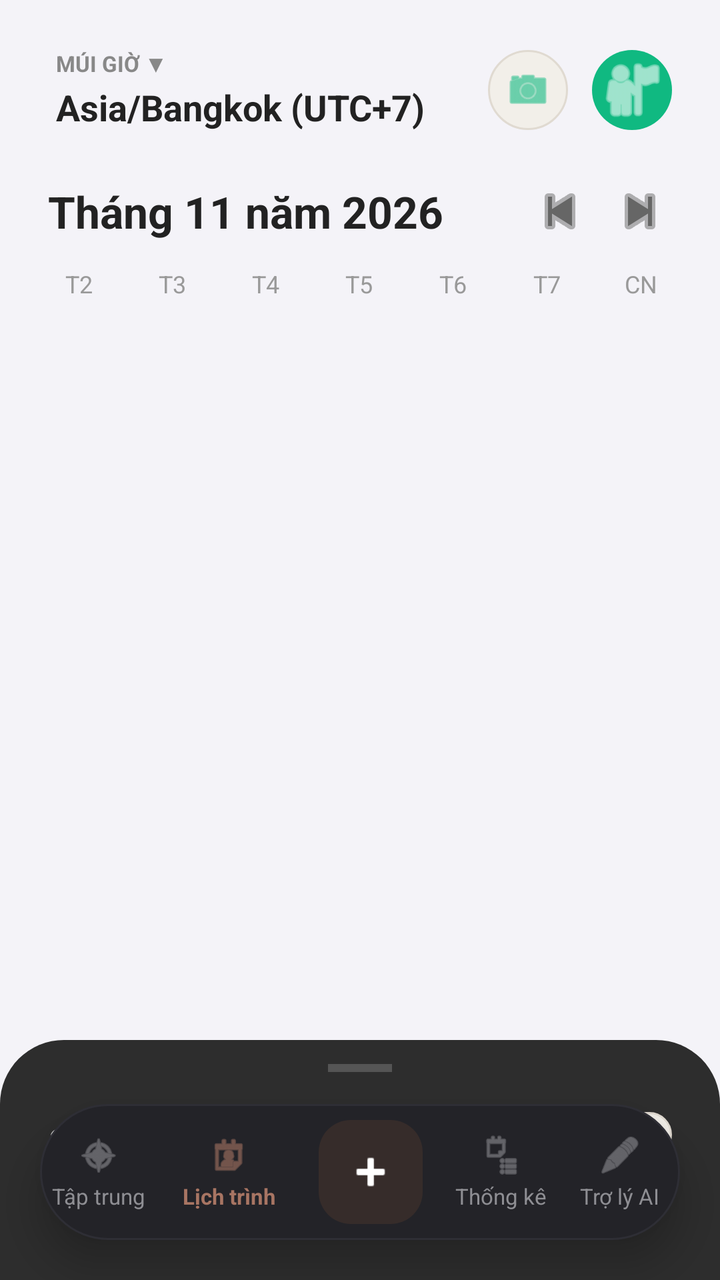
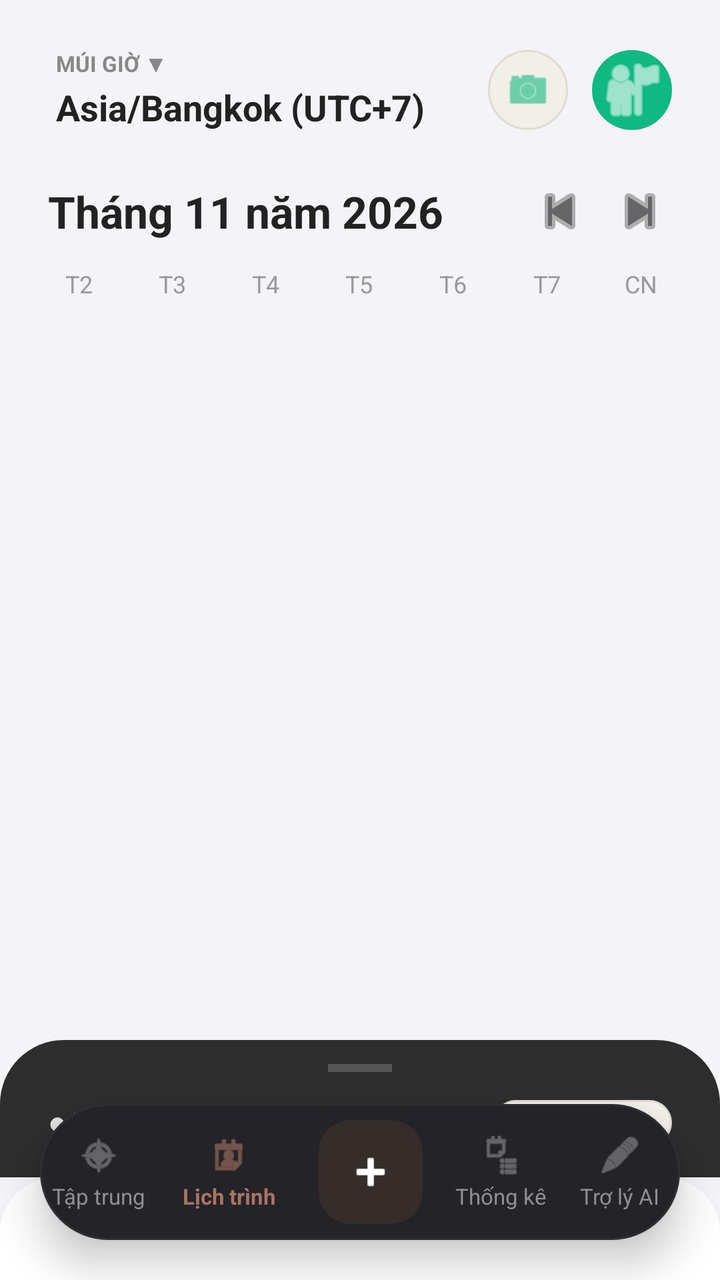

Compare the two renders of this Android layout. The source of the first and the diff that turns it into the second are given below.
<!-- AndroidManifest.xml: application theme Theme.MyApplication -->
<!-- res/layout/activity_home.xml -->
<?xml version="1.0" encoding="utf-8"?>
<androidx.coordinatorlayout.widget.CoordinatorLayout
    xmlns:android="http://schemas.android.com/apk/res/android"
    xmlns:app="http://schemas.android.com/apk/res-auto"
    xmlns:tools="http://schemas.android.com/tools"
    android:layout_width="match_parent"
    android:layout_height="match_parent"
    android:background="#F4F3F8"
    tools:context=".ui.main.MainActivity">

    
    <androidx.core.widget.NestedScrollView
        android:id="@+id/scrollCalendar"
        android:layout_width="match_parent"
        android:layout_height="match_parent"
        android:clipToPadding="false"
        android:paddingBottom="220dp"
        android:fillViewport="true">

        <androidx.constraintlayout.widget.ConstraintLayout
            android:layout_width="match_parent"
            android:layout_height="wrap_content">

            
            <LinearLayout
                android:id="@+id/layoutTimeZone"
                android:layout_width="wrap_content"
                android:layout_height="wrap_content"
                android:layout_marginStart="24dp"
                android:layout_marginTop="20dp"
                android:background="?attr/selectableItemBackground"
                android:clickable="true"
                android:focusable="true"
                android:orientation="vertical"
                android:padding="4dp"
                app:layout_constraintStart_toStartOf="parent"
                app:layout_constraintTop_toTopOf="parent">

                <TextView
                    android:id="@+id/tvTimeZoneLabel"
                    android:layout_width="wrap_content"
                    android:layout_height="wrap_content"
                    android:text="MÚI GIỜ ▼"
                    android:textColor="#888888"
                    android:textSize="11sp"
                    android:textStyle="bold" />

                <TextView
                    android:id="@+id/tvTimeZoneValue"
                    android:layout_width="wrap_content"
                    android:layout_height="wrap_content"
                    android:layout_marginTop="2dp"
                    android:text="Asia/Bangkok (UTC+7)"
                    android:textColor="#222222"
                    android:textSize="18sp"
                    android:textStyle="bold" />
            </LinearLayout>

            
            <ImageView
                android:id="@+id/btnScanSchedule"
                android:layout_width="40dp"
                android:layout_height="40dp"
                android:layout_marginEnd="12dp"
                android:background="@drawable/bg_pill_light"
                android:padding="8dp"
                android:src="@android:drawable/ic_menu_camera"
                app:tint="#10B981"
                app:layout_constraintBottom_toBottomOf="@id/layoutTimeZone"
                app:layout_constraintEnd_toStartOf="@id/imgAvatar"
                app:layout_constraintTop_toTopOf="@id/layoutTimeZone" />

            
            <ImageView
                android:id="@+id/imgAvatar"
                android:layout_width="40dp"
                android:layout_height="40dp"
                android:layout_marginEnd="24dp"
                android:background="@drawable/bg_circle_teal"
                android:padding="2dp"
                android:src="@android:drawable/ic_menu_myplaces"
                app:tint="#FFFFFF"
                app:layout_constraintBottom_toBottomOf="@id/layoutTimeZone"
                app:layout_constraintEnd_toEndOf="parent"
                app:layout_constraintTop_toTopOf="@id/layoutTimeZone" />

            
            <androidx.constraintlayout.widget.ConstraintLayout
                android:id="@+id/layoutMonthNav"
                android:layout_width="match_parent"
                android:layout_height="wrap_content"
                android:layout_marginTop="20dp"
                app:layout_constraintTop_toBottomOf="@id/layoutTimeZone">

                <TextView
                    android:id="@+id/tvMonthYear"
                    android:layout_width="wrap_content"
                    android:layout_height="wrap_content"
                    android:layout_marginStart="24dp"
                    android:text="Tháng 11 năm 2026"
                    android:textColor="#222222"
                    android:textSize="22sp"
                    android:textStyle="bold"
                    app:layout_constraintBottom_toBottomOf="parent"
                    app:layout_constraintStart_toStartOf="parent"
                    app:layout_constraintTop_toTopOf="parent" />

                <ImageButton
                    android:id="@+id/btnPrevMonth"
                    android:layout_width="32dp"
                    android:layout_height="32dp"
                    android:layout_marginEnd="8dp"
                    android:background="?attr/selectableItemBackgroundBorderless"
                    android:src="@android:drawable/ic_media_previous"
                    app:tint="#666666"
                    app:layout_constraintBottom_toBottomOf="parent"
                    app:layout_constraintEnd_toStartOf="@id/btnNextMonth"
                    app:layout_constraintTop_toTopOf="parent" />

                <ImageButton
                    android:id="@+id/btnNextMonth"
                    android:layout_width="32dp"
                    android:layout_height="32dp"
                    android:layout_marginEnd="24dp"
                    android:background="?attr/selectableItemBackgroundBorderless"
                    android:src="@android:drawable/ic_media_next"
                    app:tint="#666666"
                    app:layout_constraintBottom_toBottomOf="parent"
                    app:layout_constraintEnd_toEndOf="parent"
                    app:layout_constraintTop_toTopOf="parent" />
            </androidx.constraintlayout.widget.ConstraintLayout>

            
            <androidx.recyclerview.widget.RecyclerView
                android:id="@+id/rvHorizontalCalendar"
                android:layout_width="match_parent"
                android:layout_height="wrap_content"
                android:layout_marginTop="12dp"
                android:paddingStart="16dp"
                android:paddingEnd="16dp"
                android:clipToPadding="false"
                android:orientation="horizontal"
                android:visibility="gone"
                app:layout_constraintTop_toBottomOf="@id/layoutMonthNav" />

            
            <androidx.constraintlayout.widget.ConstraintLayout
                android:id="@+id/layoutFullCalendar"
                android:layout_width="match_parent"
                android:layout_height="wrap_content"
                android:layout_marginTop="12dp"
                app:layout_constraintTop_toBottomOf="@id/layoutMonthNav">

                
                <LinearLayout
                    android:id="@+id/layoutDaysOfWeek"
                    android:layout_width="match_parent"
                    android:layout_height="wrap_content"
                    android:paddingStart="16dp"
                    android:paddingEnd="16dp"
                    android:orientation="horizontal"
                    app:layout_constraintTop_toTopOf="parent">

                    <TextView android:layout_width="0dp" android:layout_height="wrap_content" android:layout_weight="1" android:text="T2" android:gravity="center" android:textSize="12sp" android:textColor="#999999" />
                    <TextView android:layout_width="0dp" android:layout_height="wrap_content" android:layout_weight="1" android:text="T3" android:gravity="center" android:textSize="12sp" android:textColor="#999999" />
                    <TextView android:layout_width="0dp" android:layout_height="wrap_content" android:layout_weight="1" android:text="T4" android:gravity="center" android:textSize="12sp" android:textColor="#999999" />
                    <TextView android:layout_width="0dp" android:layout_height="wrap_content" android:layout_weight="1" android:text="T5" android:gravity="center" android:textSize="12sp" android:textColor="#999999" />
                    <TextView android:layout_width="0dp" android:layout_height="wrap_content" android:layout_weight="1" android:text="T6" android:gravity="center" android:textSize="12sp" android:textColor="#999999" />
                    <TextView android:layout_width="0dp" android:layout_height="wrap_content" android:layout_weight="1" android:text="T7" android:gravity="center" android:textSize="12sp" android:textColor="#999999" />
                    <TextView android:layout_width="0dp" android:layout_height="wrap_content" android:layout_weight="1" android:text="CN" android:gravity="center" android:textSize="12sp" android:textColor="#999999" />
                </LinearLayout>

                
                <androidx.recyclerview.widget.RecyclerView
                    android:id="@+id/rvFullCalendarGrid"
                    android:layout_width="match_parent"
                    android:layout_height="wrap_content"
                    android:layout_marginTop="8dp"
                    android:paddingStart="16dp"
                    android:paddingEnd="16dp"
                    android:nestedScrollingEnabled="false"
                    android:overScrollMode="never"
                    app:layout_constraintTop_toBottomOf="@id/layoutDaysOfWeek" />

            </androidx.constraintlayout.widget.ConstraintLayout>

        </androidx.constraintlayout.widget.ConstraintLayout>
    </androidx.core.widget.NestedScrollView>

    
    <androidx.constraintlayout.widget.ConstraintLayout
        android:id="@+id/layoutAgendaBottomSheet"
        android:layout_width="match_parent"
        android:layout_height="match_parent"
        android:background="@drawable/bg_bottom_sheet"
        app:behavior_peekHeight="120dp"
        app:layout_behavior="com.google.android.material.bottomsheet.BottomSheetBehavior">

        
        <View
            android:id="@+id/dragHandle"
            android:layout_width="32dp"
            android:layout_height="4dp"
            android:layout_marginTop="12dp"
            android:background="#555555"
            app:layout_constraintEnd_toEndOf="parent"
            app:layout_constraintStart_toStartOf="parent"
            app:layout_constraintTop_toTopOf="parent" />

        
        <TextView
            android:id="@+id/tvAgendaDate"
            android:layout_width="wrap_content"
            android:layout_height="wrap_content"
            android:layout_marginStart="24dp"
            android:layout_marginTop="20dp"
            android:text="● Thứ Bảy, 28 Thg 11, 2026"
            android:textColor="#E0E0E0"
            android:textSize="16sp"
            android:textStyle="bold"
            app:layout_constraintStart_toStartOf="parent"
            app:layout_constraintTop_toBottomOf="@id/dragHandle" />

        
        <TextView
            android:id="@+id/tvTasksToday"
            android:layout_width="wrap_content"
            android:layout_height="wrap_content"
            android:layout_marginEnd="24dp"
            android:background="@drawable/bg_pill_light"
            android:paddingStart="12dp"
            android:paddingEnd="12dp"
            android:paddingTop="4dp"
            android:paddingBottom="4dp"
            android:text="0 Task Today"
            android:textColor="#362C2A"
            android:textSize="11sp"
            android:textStyle="bold"
            app:layout_constraintBottom_toBottomOf="@id/tvAgendaDate"
            app:layout_constraintEnd_toEndOf="parent"
            app:layout_constraintTop_toTopOf="@id/tvAgendaDate" />

        
        <androidx.recyclerview.widget.RecyclerView
            android:id="@+id/rvTasks"
            android:layout_width="match_parent"
            android:layout_height="0dp"
            android:layout_marginTop="16dp"
            android:layout_marginBottom="80dp"
            android:paddingStart="16dp"
            android:paddingEnd="16dp"
            android:clipToPadding="false"
            app:layout_constraintBottom_toBottomOf="parent"
            app:layout_constraintTop_toBottomOf="@id/tvAgendaDate" />

    </androidx.constraintlayout.widget.ConstraintLayout>

    
    <LinearLayout
        android:id="@+id/customBottomNav"
        android:layout_width="match_parent"
        android:layout_height="68dp"
        android:layout_gravity="bottom"
        android:layout_marginStart="20dp"
        android:layout_marginEnd="20dp"
        android:layout_marginBottom="20dp"
        android:background="@drawable/bg_bottom_nav_dark"
        android:elevation="12dp"
        android:gravity="center_vertical"
        android:orientation="horizontal">

        
        <LinearLayout
            android:id="@+id/navFocus"
            android:layout_width="0dp"
            android:layout_height="match_parent"
            android:layout_weight="1"
            android:background="?android:attr/selectableItemBackgroundBorderless"
            android:gravity="center"
            android:orientation="vertical">

            <ImageView
                android:layout_width="22dp"
                android:layout_height="22dp"
                android:src="@android:drawable/ic_menu_compass"
                app:tint="#8E8E93" />

            <TextView
                android:layout_width="wrap_content"
                android:layout_height="wrap_content"
                android:layout_marginTop="2dp"
                android:text="Tập trung"
                android:textColor="#8E8E93"
                android:textSize="11sp" />
        </LinearLayout>

        
        <LinearLayout
            android:id="@+id/navAgenda"
            android:layout_width="0dp"
            android:layout_height="match_parent"
            android:layout_weight="1.2"
            android:background="?android:attr/selectableItemBackgroundBorderless"
            android:gravity="center"
            android:orientation="vertical">

            <ImageView
                android:layout_width="22dp"
                android:layout_height="22dp"
                android:src="@android:drawable/ic_menu_my_calendar"
                app:tint="#A87563" />

            <TextView
                android:layout_width="wrap_content"
                android:layout_height="wrap_content"
                android:layout_marginTop="2dp"
                android:text="Lịch trình"
                android:textColor="#A87563"
                android:textSize="11sp"
                android:textStyle="bold" />
        </LinearLayout>

        
        <FrameLayout
            android:layout_width="0dp"
            android:layout_height="match_parent"
            android:layout_weight="1.2"
            android:gravity="center">

            <com.google.android.material.floatingactionbutton.FloatingActionButton
                android:id="@+id/fabAdd"
                android:layout_width="wrap_content"
                android:layout_height="wrap_content"
                android:layout_gravity="center"
                android:backgroundTint="#362C2A"
                android:src="@android:drawable/ic_input_add"
                app:borderWidth="0dp"
                app:elevation="0dp"
                app:fabCustomSize="52dp"
                app:maxImageSize="26dp"
                app:tint="#FFFFFF" />
        </FrameLayout>

        
        <LinearLayout
            android:id="@+id/navProjects"
            android:layout_width="0dp"
            android:layout_height="match_parent"
            android:layout_weight="1"
            android:background="?android:attr/selectableItemBackgroundBorderless"
            android:gravity="center"
            android:orientation="vertical">

            <ImageView
                android:layout_width="22dp"
                android:layout_height="22dp"
                android:src="@android:drawable/ic_menu_agenda"
                app:tint="#8E8E93" />

            <TextView
                android:layout_width="wrap_content"
                android:layout_height="wrap_content"
                android:layout_marginTop="2dp"
                android:text="Thống kê"
                android:textColor="#8E8E93"
                android:textSize="11sp" />
        </LinearLayout>

        
        <LinearLayout
            android:id="@+id/navTimeline"
            android:layout_width="0dp"
            android:layout_height="match_parent"
            android:layout_weight="1"
            android:background="?android:attr/selectableItemBackgroundBorderless"
            android:gravity="center"
            android:orientation="vertical">

            <ImageView
                android:layout_width="22dp"
                android:layout_height="22dp"
                android:src="@android:drawable/ic_menu_edit"
                app:tint="#8E8E93" />

            <TextView
                android:layout_width="wrap_content"
                android:layout_height="wrap_content"
                android:layout_marginTop="2dp"
                android:text="Trợ lý AI"
                android:textColor="#8E8E93"
                android:textSize="11sp" />
        </LinearLayout>

    </LinearLayout>

</androidx.coordinatorlayout.widget.CoordinatorLayout>
<!-- resources referenced by this layout -->
<resources>
  <!-- drawable bg_bottom_nav_dark (drawable) -->
  <?xml version="1.0" encoding="utf-8"?>
  <shape xmlns:android="http://schemas.android.com/apk/res/android">
      <solid android:color="#232328" /> 
      <corners android:radius="100dp" /> 
      <stroke android:width="1dp" android:color="#2E2E35" /> 
  </shape>
  <!-- drawable bg_bottom_sheet (drawable) -->
  <?xml version="1.0" encoding="utf-8"?>
  <shape xmlns:android="http://schemas.android.com/apk/res/android"
      android:shape="rectangle">
      <solid android:color="#2D2D2D" /> 
      <corners
          android:topLeftRadius="32dp"
          android:topRightRadius="32dp" /> 
  </shape>
  <!-- drawable bg_circle_teal (drawable) -->
  <?xml version="1.0" encoding="utf-8"?>
  <shape xmlns:android="http://schemas.android.com/apk/res/android"
      android:shape="oval">
      <solid android:color="#10B981" />
  </shape>
  <!-- drawable bg_pill_light (drawable) -->
  <?xml version="1.0" encoding="utf-8"?>
  <shape xmlns:android="http://schemas.android.com/apk/res/android"
      android:shape="rectangle">
      <corners android:radius="100dp" />
      <solid android:color="#F2EFE9" />
      <stroke android:width="1dp" android:color="#E0DAD1" />
  </shape>
  <style name="Theme.MyApplication" parent="Base.Theme.MyApplication" />
  <style name="Base.Theme.MyApplication" parent="Theme.Material3.DayNight.NoActionBar">
          <item name="android:windowBackground">@color/bg_main</item>
          <item name="android:textColorPrimary">@color/text_primary</item>
          <item name="android:textColorSecondary">@color/text_secondary</item>
      </style>
  <color name="bg_main">#F8F9FA</color>
  <color name="text_primary">#222222</color>
  <color name="text_secondary">#777777</color>
</resources>

<!-- the commit's change to res/layout/activity_home.xml (unified diff, before → after) -->
@@ -192,66 +192,80 @@
         android:id="@+id/layoutAgendaBottomSheet"
         android:layout_width="match_parent"
         android:layout_height="match_parent"
-        android:background="@drawable/bg_bottom_sheet"
+        android:background="@android:color/transparent"
         app:behavior_peekHeight="120dp"
+        app:behavior_expandedOffset="210dp"
         app:layout_behavior="com.google.android.material.bottomsheet.BottomSheetBehavior">
 
         
-        <View
-            android:id="@+id/dragHandle"
-            android:layout_width="32dp"
-            android:layout_height="4dp"
-            android:layout_marginTop="12dp"
-            android:background="#555555"
-            app:layout_constraintEnd_toEndOf="parent"
-            app:layout_constraintStart_toStartOf="parent"
-            app:layout_constraintTop_toTopOf="parent" />
-
-        
-        <TextView
-            android:id="@+id/tvAgendaDate"
-            android:layout_width="wrap_content"
+        <LinearLayout
+            android:id="@+id/layoutSheetHeader"
+            android:layout_width="match_parent"
             android:layout_height="wrap_content"
-            android:layout_marginStart="24dp"
-            android:layout_marginTop="20dp"
-            android:text="● Thứ Bảy, 28 Thg 11, 2026"
-            android:textColor="#E0E0E0"
-            android:textSize="16sp"
-            android:textStyle="bold"
-            app:layout_constraintStart_toStartOf="parent"
-            app:layout_constraintTop_toBottomOf="@id/dragHandle" />
-
-        
-        <TextView
-            android:id="@+id/tvTasksToday"
-            android:layout_width="wrap_content"
-            android:layout_height="wrap_content"
-            android:layout_marginEnd="24dp"
-            android:background="@drawable/bg_pill_light"
-            android:paddingStart="12dp"
-            android:paddingEnd="12dp"
-            android:paddingTop="4dp"
-            android:paddingBottom="4dp"
-            android:text="0 Task Today"
-            android:textColor="#362C2A"
-            android:textSize="11sp"
-            android:textStyle="bold"
-            app:layout_constraintBottom_toBottomOf="@id/tvAgendaDate"
-            app:layout_constraintEnd_toEndOf="parent"
-            app:layout_constraintTop_toTopOf="@id/tvAgendaDate" />
-
-        
-        <androidx.recyclerview.widget.RecyclerView
-            android:id="@+id/rvTasks"
+            android:background="@drawable/bg_bottom_sheet"
+            android:orientation="vertical"
+            android:paddingBottom="16dp"
+            app:layout_constraintTop_toTopOf="parent">
+
+            
+            <View
+                android:id="@+id/dragHandle"
+                android:layout_width="32dp"
+                android:layout_height="4dp"
+                android:layout_gravity="center_horizontal"
+                android:layout_marginTop="12dp"
+                android:background="#555555" />
+
+            <LinearLayout
+                android:layout_width="match_parent"
+                android:layout_height="wrap_content"
+                android:layout_marginTop="14dp"
+                android:gravity="center_vertical"
+                android:orientation="horizontal"
+                android:paddingHorizontal="24dp">
+
+                <TextView
+                    android:id="@+id/tvAgendaDate"
+                    android:layout_width="0dp"
+                    android:layout_height="wrap_content"
+                    android:layout_weight="1"
+                    android:text="● Thứ Bảy, 28 Thg 11, 2026"
+                    android:textColor="#E0E0E0"
+                    android:textSize="15sp"
+                    android:textStyle="bold" />
+
+                <TextView
+                    android:id="@+id/tvTasksToday"
+                    android:layout_width="wrap_content"
+                    android:layout_height="wrap_content"
+                    android:background="@drawable/bg_pill_light"
+                    android:paddingHorizontal="12dp"
+                    android:paddingVertical="4dp"
+                    android:text="0 Task Today"
+                    android:textColor="#362C2A"
+                    android:textSize="11sp"
+                    android:textStyle="bold" />
+            </LinearLayout>
+        </LinearLayout>
+
+        
+        <LinearLayout
             android:layout_width="match_parent"
             android:layout_height="0dp"
-            android:layout_marginTop="16dp"
-            android:layout_marginBottom="80dp"
-            android:paddingStart="16dp"
-            android:paddingEnd="16dp"
-            android:clipToPadding="false"
+            android:background="@drawable/bg_rounded_top_white"
+            android:orientation="vertical"
+            android:paddingTop="16dp"
             app:layout_constraintBottom_toBottomOf="parent"
-            app:layout_constraintTop_toBottomOf="@id/tvAgendaDate" />
+            app:layout_constraintTop_toBottomOf="@id/layoutSheetHeader">
+
+            <androidx.recyclerview.widget.RecyclerView
+                android:id="@+id/rvTasks"
+                android:layout_width="match_parent"
+                android:layout_height="match_parent"
+                android:layout_marginBottom="80dp"
+                android:clipToPadding="false"
+                android:paddingHorizontal="16dp" />
+        </LinearLayout>
 
     </androidx.constraintlayout.widget.ConstraintLayout>
 
<!-- resource entries referenced after the edit -->
@@ -30,6 +30,14 @@
       <solid android:color="#F2EFE9" />
       <stroke android:width="1dp" android:color="#E0DAD1" />
   </shape>
+  <!-- drawable bg_rounded_top_white (drawable) -->
+  <?xml version="1.0" encoding="utf-8"?>
+  <shape xmlns:android="http://schemas.android.com/apk/res/android">
+      <solid android:color="#FFFFFF" />
+      <corners
+          android:topLeftRadius="28dp"
+          android:topRightRadius="28dp" />
+  </shape>
   <style name="Theme.MyApplication" parent="Base.Theme.MyApplication" />
   <style name="Base.Theme.MyApplication" parent="Theme.Material3.DayNight.NoActionBar">
           <item name="android:windowBackground">@color/bg_main</item>
